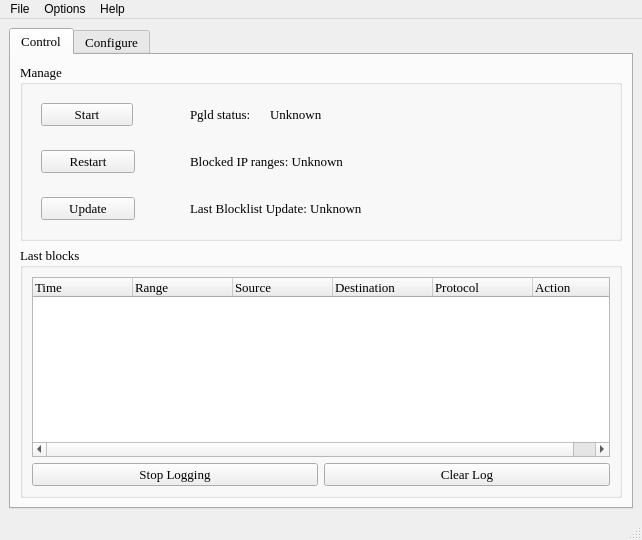
The window that pgl/pgl-gui.qt/ui/main_window.ui (okyes/peerguardian) describes before a commit, drawn with Qt 5.
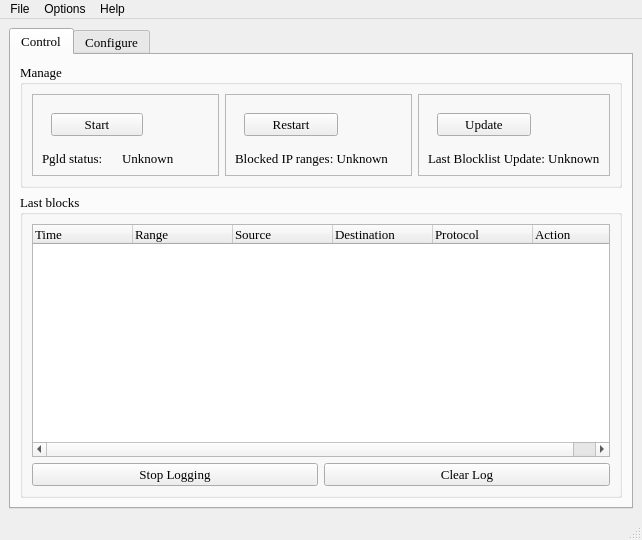
The same window after the commit. The open tabs and pages were chosen to show the change. Icons and pictures are not drawn.

Commit message: Reorganized the widgets in the Control tab.

```diff
--- a/pgl/pgl-gui.qt/ui/main_window.ui
+++ b/pgl/pgl-gui.qt/ui/main_window.ui
@@ -61,7 +61,7 @@
           <item>
            <widget class="QGroupBox" name="m_ControlInfoGroup_2">
             <property name="sizePolicy">
-             <sizepolicy hsizetype="Preferred" vsizetype="MinimumExpanding">
+             <sizepolicy hsizetype="Preferred" vsizetype="Preferred">
               <horstretch>0</horstretch>
               <verstretch>0</verstretch>
              </sizepolicy>
@@ -69,9 +69,16 @@
             <property name="title">
              <string>Manage</string>
             </property>
-            <layout class="QVBoxLayout" name="verticalLayout_7">
+            <layout class="QHBoxLayout" name="horizontalLayout">
              <item>
-              <layout class="QHBoxLayout" name="horizontalLayout_9">
+              <widget class="QFrame" name="frame">
+               <property name="frameShape">
+                <enum>QFrame::StyledPanel</enum>
+               </property>
+               <property name="frameShadow">
+                <enum>QFrame::Raised</enum>
+               </property>
+               <layout class="QVBoxLayout" name="verticalLayout_13">
                <item>
                 <widget class="QStackedWidget" name="m_controlPglButtons">
                  <property name="sizePolicy">
@@ -167,23 +174,7 @@
                 </widget>
                </item>
                <item>
-                <layout class="QHBoxLayout" name="horizontalLayout">
-                 <item>
-                  <spacer name="horizontalSpacer_7">
-                   <property name="orientation">
-                    <enum>Qt::Horizontal</enum>
-                   </property>
-                   <property name="sizeType">
-                    <enum>QSizePolicy::Fixed</enum>
-                   </property>
-                   <property name="sizeHint" stdset="0">
-                    <size>
-                     <width>42</width>
-                     <height>20</height>
-                    </size>
-                   </property>
-                  </spacer>
-                 </item>
+                 <layout class="QHBoxLayout" name="horizontalLayout_9">
                  <item>
                   <widget class="QLabel" name="statusLabel1">
                    <property name="sizePolicy">
@@ -222,30 +213,22 @@
                  </item>
                 </layout>
                </item>
-               <item>
-                <spacer name="horizontalSpacer_3">
-                 <property name="orientation">
-                  <enum>Qt::Horizontal</enum>
-                 </property>
-                 <property name="sizeType">
-                  <enum>QSizePolicy::MinimumExpanding</enum>
-                 </property>
-                 <property name="sizeHint" stdset="0">
-                  <size>
-                   <width>40</width>
-                   <height>20</height>
-                  </size>
-                 </property>
-                </spacer>
-               </item>
-              </layout>
+               </layout>
+              </widget>
              </item>
              <item>
-              <layout class="QHBoxLayout" name="horizontalLayout_11">
+              <widget class="QFrame" name="frame_2">
+               <property name="frameShape">
+                <enum>QFrame::StyledPanel</enum>
+               </property>
+               <property name="frameShadow">
+                <enum>QFrame::Raised</enum>
+               </property>
+               <layout class="QVBoxLayout" name="verticalLayout_12">
                <item>
                 <widget class="QStackedWidget" name="stackedWidget">
                  <property name="sizePolicy">
-                  <sizepolicy hsizetype="Fixed" vsizetype="Minimum">
+                   <sizepolicy hsizetype="Fixed" vsizetype="Fixed">
                    <horstretch>0</horstretch>
                    <verstretch>0</verstretch>
                   </sizepolicy>
@@ -291,22 +274,6 @@
                  </widget>
                 </widget>
                </item>
-               <item>
-                <spacer name="horizontalSpacer_4">
-                 <property name="orientation">
-                  <enum>Qt::Horizontal</enum>
-                 </property>
-                 <property name="sizeType">
-                  <enum>QSizePolicy::Fixed</enum>
-                 </property>
-                 <property name="sizeHint" stdset="0">
-                  <size>
-                   <width>40</width>
-                   <height>20</height>
-                  </size>
-                 </property>
-                </spacer>
-               </item>
                <item>
                 <widget class="QLabel" name="m_LoadedRangesLabel">
                  <property name="enabled">
@@ -327,13 +294,21 @@
                 </widget>
                </item>
               </layout>
+              </widget>
              </item>
              <item>
-              <layout class="QHBoxLayout" name="horizontalLayout_12">
+              <widget class="QFrame" name="frame_3">
+               <property name="frameShape">
+                <enum>QFrame::StyledPanel</enum>
+               </property>
+               <property name="frameShadow">
+                <enum>QFrame::Raised</enum>
+               </property>
+               <layout class="QVBoxLayout" name="verticalLayout_7">
                <item>
                 <widget class="QStackedWidget" name="stackedWidget_2">
                  <property name="sizePolicy">
-                  <sizepolicy hsizetype="Fixed" vsizetype="Preferred">
+                   <sizepolicy hsizetype="Fixed" vsizetype="Fixed">
                    <horstretch>0</horstretch>
                    <verstretch>0</verstretch>
                   </sizepolicy>
@@ -370,27 +345,17 @@
                  </widget>
                 </widget>
                </item>
-               <item>
-                <spacer name="horizontalSpacer_5">
-                 <property name="orientation">
-                  <enum>Qt::Horizontal</enum>
-                 </property>
-                 <property name="sizeType">
-                  <enum>QSizePolicy::Fixed</enum>
-                 </property>
-                 <property name="sizeHint" stdset="0">
-                  <size>
-                   <width>40</width>
-                   <height>20</height>
-                  </size>
-                 </property>
-                </spacer>
-               </item>
                <item>
                 <widget class="QLabel" name="m_LastUpdateLabel">
                  <property name="enabled">
                   <bool>true</bool>
                  </property>
+                  <property name="sizePolicy">
+                   <sizepolicy hsizetype="Preferred" vsizetype="Fixed">
+                    <horstretch>0</horstretch>
+                    <verstretch>0</verstretch>
+                   </sizepolicy>
+                  </property>
                  <property name="text">
                   <string>Last Blocklist Update: Unknown</string>
                  </property>
@@ -400,6 +365,7 @@
                 </widget>
                </item>
               </layout>
+              </widget>
              </item>
             </layout>
             <zorder></zorder>
@@ -409,6 +375,12 @@
         </item>
         <item>
          <widget class="QGroupBox" name="groupBox_4">
+          <property name="sizePolicy">
+           <sizepolicy hsizetype="Preferred" vsizetype="Expanding">
+            <horstretch>0</horstretch>
+            <verstretch>0</verstretch>
+           </sizepolicy>
+          </property>
           <property name="title">
            <string>Last blocks</string>
           </property>
```
Left out of the diff: 3 changed lines with no effect on the pictures. Lines whose indentation alone changed are shown as unchanged.
